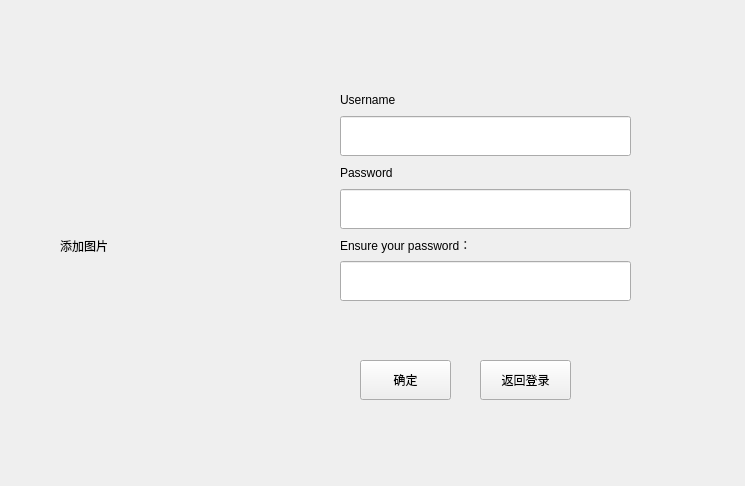
Above: signup.ui from Nahjs/Bejeweled before the change. Below: the same form after it.
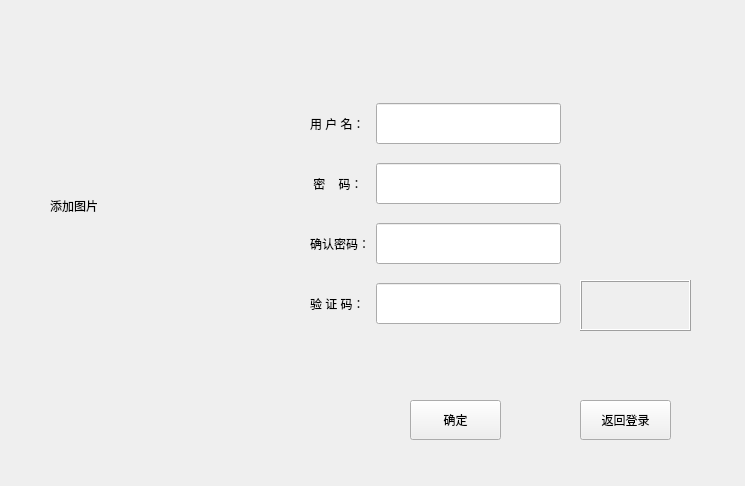
That is the form after the change.

```diff
--- a/signup.ui
+++ b/signup.ui
@@ -19,132 +19,189 @@
   <widget class="QLabel" name="label_image">
    <property name="geometry">
     <rect>
-     <x>60</x>
-     <y>90</y>
-     <width>221</width>
-     <height>311</height>
+     <x>50</x>
+     <y>70</y>
+     <width>191</width>
+     <height>271</height>
     </rect>
    </property>
    <property name="text">
     <string>添加图片</string>
    </property>
   </widget>
-  <widget class="QWidget" name="layoutWidget">
+  <widget class="QPushButton" name="pushButton_2">
    <property name="geometry">
     <rect>
-     <x>340</x>
+     <x>410</x>
+     <y>400</y>
+     <width>91</width>
+     <height>40</height>
+    </rect>
+   </property>
+   <property name="minimumSize">
+    <size>
+     <width>0</width>
+     <height>40</height>
+    </size>
+   </property>
+   <property name="styleSheet">
+    <string notr="true"/>
+   </property>
+   <property name="text">
+    <string>确定</string>
+   </property>
+  </widget>
+  <widget class="QPushButton" name="btn_return">
+   <property name="geometry">
+    <rect>
+     <x>580</x>
+     <y>400</y>
+     <width>91</width>
+     <height>40</height>
+    </rect>
+   </property>
+   <property name="minimumSize">
+    <size>
+     <width>0</width>
+     <height>40</height>
+    </size>
+   </property>
+   <property name="styleSheet">
+    <string notr="true"/>
+   </property>
+   <property name="text">
+    <string>返回登录</string>
+   </property>
+  </widget>
+  <widget class="QFrame" name="verificationFrame">
+   <property name="geometry">
+    <rect>
+     <x>580</x>
+     <y>280</y>
+     <width>111</width>
+     <height>51</height>
+    </rect>
+   </property>
+   <property name="frameShape">
+    <enum>QFrame::Box</enum>
+   </property>
+   <property name="frameShadow">
+    <enum>QFrame::Raised</enum>
+   </property>
+  </widget>
+  <widget class="QWidget" name="gridLayoutWidget">
+   <property name="geometry">
+    <rect>
+     <x>310</x>
      <y>90</y>
-     <width>291</width>
-     <height>211</height>
+     <width>251</width>
+     <height>251</height>
     </rect>
    </property>
-   <layout class="QVBoxLayout" name="verticalLayout">
-    <item>
+   <layout class="QGridLayout" name="gridLayout">
+    <item row="1" column="0">
      <widget class="QLabel" name="label_3">
-      <property name="styleSheet">
-       <string notr="true">font: 10pt &quot;Arial&quot;;</string>
-      </property>
-      <property name="text">
-       <string>Username</string>
-      </property>
-     </widget>
-    </item>
-    <item>
-     <widget class="QLineEdit" name="lineEdit_username">
       <property name="minimumSize">
        <size>
         <width>0</width>
-        <height>40</height>
+        <height>41</height>
        </size>
       </property>
+      <property name="styleSheet">
+       <string notr="true">font: 10pt &quot;Arial&quot;;</string>
+      </property>
+      <property name="text">
+       <string>用 户 名：</string>
+      </property>
      </widget>
     </item>
-    <item>
+    <item row="2" column="0">
      <widget class="QLabel" name="label_4">
+      <property name="minimumSize">
+       <size>
+        <width>0</width>
+        <height>41</height>
+       </size>
+      </property>
       <property name="styleSheet">
        <string notr="true">font: 10pt &quot;Arial&quot;;</string>
       </property>
       <property name="text">
-       <string>Password</string>
+       <string> 密    码：</string>
       </property>
      </widget>
     </item>
-    <item>
-     <widget class="QLineEdit" name="lineEdit_passwd">
+    <item row="4" column="0">
+     <widget class="QLabel" name="label">
       <property name="minimumSize">
        <size>
         <width>0</width>
-        <height>40</height>
+        <height>41</height>
        </size>
       </property>
+      <property name="text">
+       <string>验 证 码：</string>
+      </property>
      </widget>
     </item>
-    <item>
+    <item row="4" column="1">
+     <widget class="QLineEdit" name="lineEdit_verification">
+      <property name="minimumSize">
+       <size>
+        <width>0</width>
+        <height>41</height>
+       </size>
+      </property>
+     </widget>
+    </item>
+    <item row="3" column="0">
      <widget class="QLabel" name="label_5">
+      <property name="minimumSize">
+       <size>
+        <width>0</width>
+        <height>41</height>
+       </size>
+      </property>
       <property name="styleSheet">
        <string notr="true">font: 10pt &quot;Arial&quot;;</string>
       </property>
       <property name="text">
-       <string>Ensure your password：</string>
+       <string>确认密码：</string>
       </property>
      </widget>
     </item>
-    <item>
+    <item row="3" column="1">
      <widget class="QLineEdit" name="lineEdit_surepasswd">
       <property name="minimumSize">
        <size>
         <width>0</width>
-        <height>40</height>
+        <height>41</height>
+       </size>
+      </property>
+     </widget>
+    </item>
+    <item row="2" column="1">
+     <widget class="QLineEdit" name="lineEdit_passwd">
+      <property name="minimumSize">
+       <size>
+        <width>0</width>
+        <height>41</height>
+       </size>
+      </property>
+     </widget>
+    </item>
+    <item row="1" column="1">
+     <widget class="QLineEdit" name="lineEdit_username">
+      <property name="minimumSize">
+       <size>
+        <width>0</width>
+        <height>41</height>
        </size>
       </property>
      </widget>
     </item>
    </layout>
   </widget>
-  <widget class="QPushButton" name="pushButton_2">
-   <property name="geometry">
-    <rect>
-     <x>360</x>
-     <y>360</y>
-     <width>91</width>
-     <height>40</height>
-    </rect>
-   </property>
-   <property name="minimumSize">
-    <size>
-     <width>0</width>
-     <height>40</height>
-    </size>
-   </property>
-   <property name="styleSheet">
-    <string notr="true"/>
-   </property>
-   <property name="text">
-    <string>确定</string>
-   </property>
-  </widget>
-  <widget class="QPushButton" name="btn_return">
-   <property name="geometry">
-    <rect>
-     <x>480</x>
-     <y>360</y>
-     <width>91</width>
-     <height>40</height>
-    </rect>
-   </property>
-   <property name="minimumSize">
-    <size>
-     <width>0</width>
-     <height>40</height>
-    </size>
-   </property>
-   <property name="styleSheet">
-    <string notr="true"/>
-   </property>
-   <property name="text">
-    <string>返回登录</string>
-   </property>
-  </widget>
  </widget>
  <resources/>
  <connections/>
```
